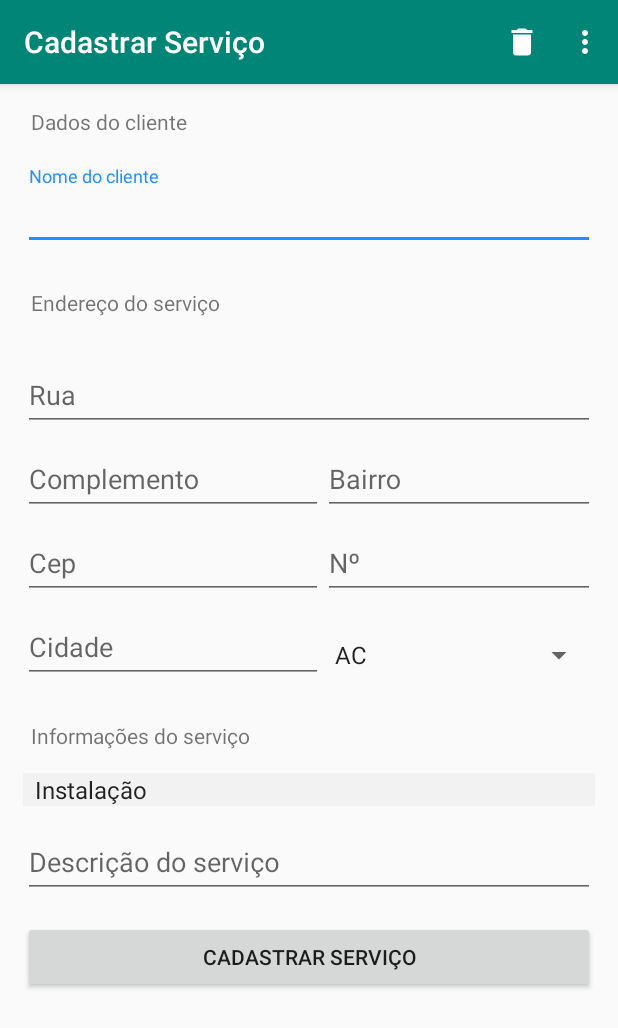
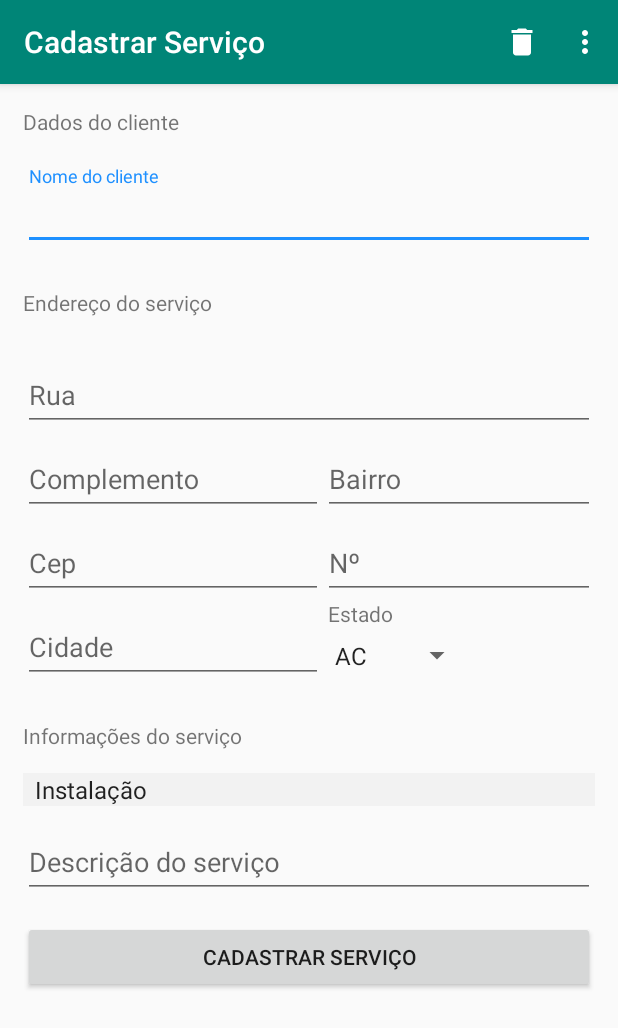
Before and after one commit to RphRodrigues/Android-Projetomeuapp, an Android app: the CadastrarServicoActivity screen opened directly, with no data from a screen before it, on a phone screen of 412 x 824 dp. Shown: the top 1028 px of the screen. Run offline under Robolectric (Android 15) with nearby library versions, the phone set to English and light mode, and no system bars.

Commit message:
Concluído a lista de estados no arquivo string.xml e realizado alguns ajustes na activity_ cadastrar_servicos.xml

```diff
--- a/app/src/main/res/layout/activity_cadastrar_servico.xml
+++ b/app/src/main/res/layout/activity_cadastrar_servico.xml
@@ -8,15 +8,13 @@
         android:layout_width="match_parent"
         android:layout_height="wrap_content"
         android:orientation="vertical"
+        android:paddingTop="10dp"
         android:paddingLeft="15sp"
-        android:paddingTop="10dp"
         android:paddingRight="15sp">
 
         <TextView
             android:layout_width="wrap_content"
             android:layout_height="wrap_content"
-            android:layout_marginStart="5sp"
-            android:layout_marginLeft="5sp"
             android:layout_marginTop="5sp"
             android:text="@string/dados_do_cliente" />
 
@@ -34,23 +32,9 @@
                 android:inputType="textPersonName" />
         </android.support.design.widget.TextInputLayout>
 
-        <!--<android.support.design.widget.TextInputLayout-->
-        <!--android:layout_width="match_parent"-->
-        <!--android:layout_height="wrap_content">-->
-
-        <!--<EditText-->
-        <!--android:id="@+id/edtCpfCnpjId"-->
-        <!--android:layout_width="match_parent"-->
-        <!--android:layout_height="wrap_content"-->
-        <!--android:hint="@string/cpf_cnpj"-->
-        <!--android:inputType="textPersonName" />-->
-        <!--</android.support.design.widget.TextInputLayout>-->
-
         <TextView
             android:layout_width="wrap_content"
             android:layout_height="wrap_content"
-            android:layout_marginStart="5sp"
-            android:layout_marginLeft="5sp"
             android:layout_marginTop="25sp"
             android:text="@string/endereco_servico" />
 
@@ -153,40 +137,29 @@
                     android:inputType="text" />
             </android.support.design.widget.TextInputLayout>
 
+            <TextView
+                android:layout_width="wrap_content"
+                android:layout_height="wrap_content"
+                android:text="@string/estado"
+                android:paddingLeft="3dp"
+                android:layout_toRightOf="@id/cidadeIdLayout"
+                android:layout_toEndOf="@id/cidadeIdLayout"
+                android:paddingStart="3dp" />
+
             <Spinner
                 android:id="@+id/cadastrar_spinnerEstados"
-                android:layout_width="match_parent"
-                android:layout_height="match_parent"
-                android:layout_marginTop="25dp"
+                android:layout_width="100dp"
+                android:layout_height="35dp"
+                android:layout_marginTop="20dp"
                 android:layout_toEndOf="@id/cidadeIdLayout"
                 android:layout_toRightOf="@id/cidadeIdLayout"
                 android:entries="@array/estados">
-
             </Spinner>
         </RelativeLayout>
-
-        <!--<android.support.design.widget.TextInputLayout-->
-        <!--android:id="@+id/estadoIdLayout"-->
-        <!--android:layout_width="match_parent"-->
-        <!--android:layout_height="wrap_content"-->
-        <!--android:layout_toEndOf="@+id/cidadeIdLayout"-->
-        <!--android:layout_toRightOf="@+id/cidadeIdLayout">-->
-
-
-        <!--<EditText-->
-        <!--android:id="@+id/cadastrar_edtEstadoId"-->
-        <!--android:layout_width="match_parent"-->
-        <!--android:layout_height="wrap_content"-->
-        <!--android:hint="@string/estado"-->
-        <!--android:inputType="text" />-->
-        <!--</android.support.design.widget.TextInputLayout>-->
-
 
         <TextView
             android:layout_width="wrap_content"
             android:layout_height="wrap_content"
-            android:layout_marginStart="5sp"
-            android:layout_marginLeft="5sp"
             android:layout_marginTop="25sp"
             android:text="@string/informacoes_do_servico" />
 
@@ -196,7 +169,8 @@
             android:layout_height="wrap_content"
             android:layout_marginTop="15sp"
             android:background="#f2f2f2"
-            android:entries="@array/lista_servico"></Spinner>
+            android:entries="@array/lista_servico">
+        </Spinner>
 
         <android.support.design.widget.TextInputLayout
             android:layout_width="match_parent"
--- a/app/src/main/res/values/strings.xml
+++ b/app/src/main/res/values/strings.xml
@@ -29,7 +29,7 @@
         <item>Reparo</item>
         <item>Desistalação</item>
     </string-array>
-    <string-array name="estados">
+    <string-array name="estados" >
         <item>AC</item>
         <item>AL</item>
         <item>AP</item>
@@ -37,5 +37,25 @@
         <item>BA</item>
         <item>CE</item>
         <item>DF</item>
+        <item>ES</item>
+        <item>GO</item>
+        <item>MA</item>
+        <item>MT</item>
+        <item>MS</item>
+        <item>MG</item>
+        <item>PA</item>
+        <item>PB</item>
+        <item>PR</item>
+        <item>PE</item>
+        <item>PI</item>
+        <item>RJ</item>
+        <item>RN</item>
+        <item>RS</item>
+        <item>RO</item>
+        <item>RR</item>
+        <item>SC</item>
+        <item>SP</item>
+        <item>SE</item>
+        <item>TO</item>
     </string-array>
 </resources>
```
